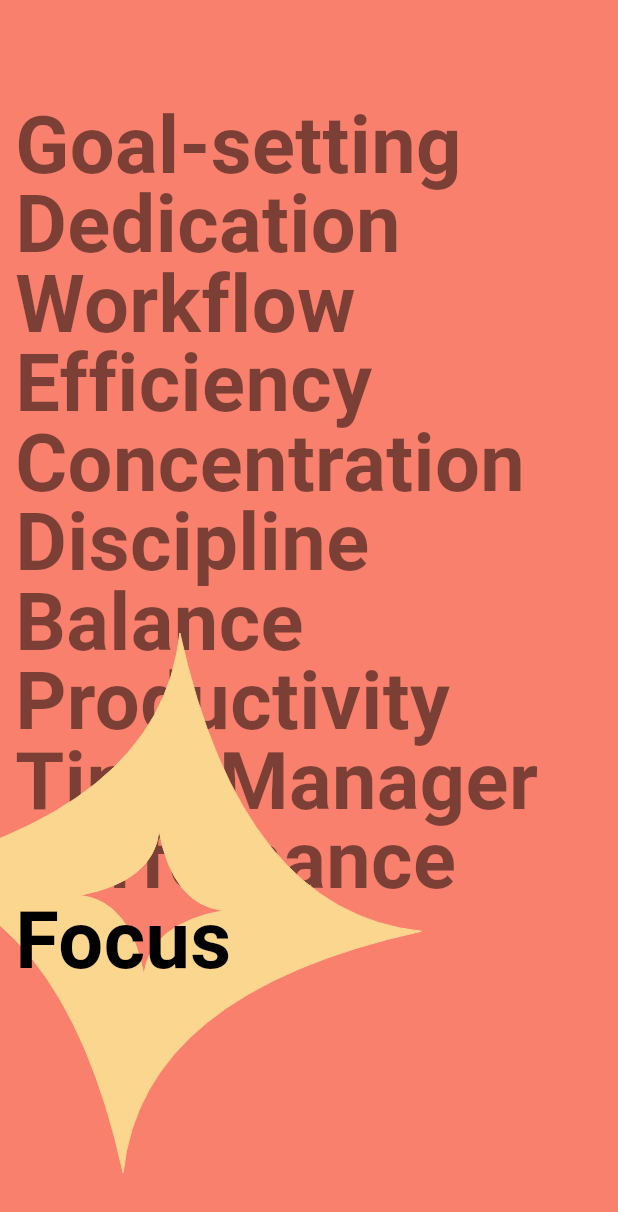
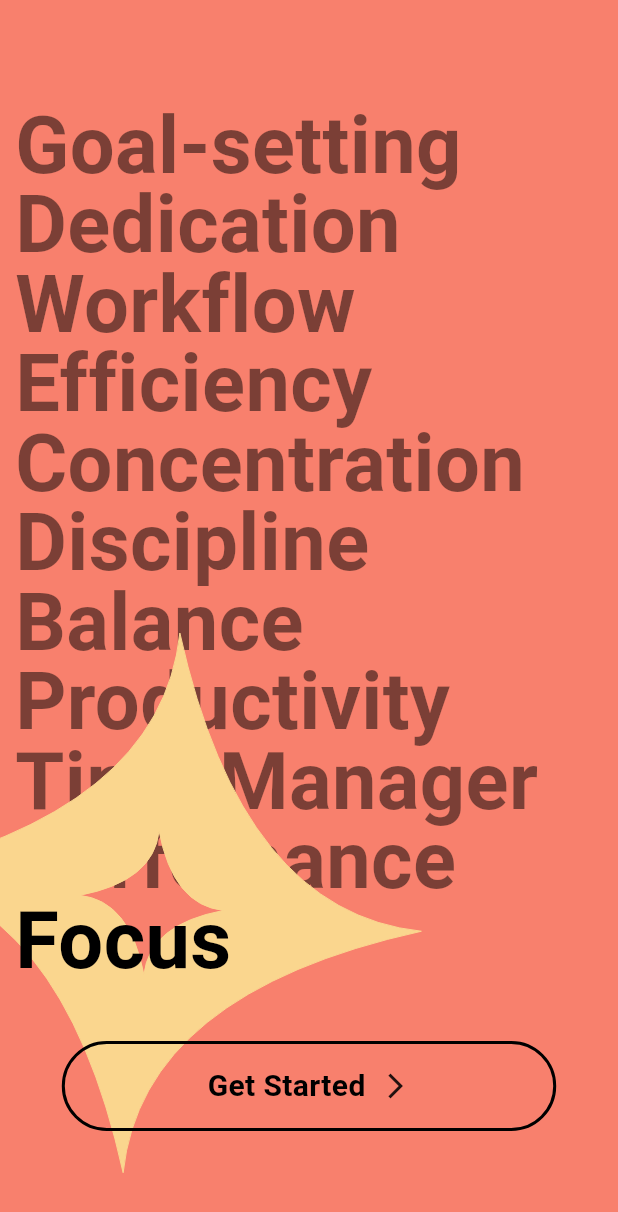
Before and after one commit to majid516/Tip-Calculator, a Flutter app: the screen it shows after launch, on a phone screen of 412 x 824 dp. Shown: the top 1212 px of the screen. Run offline on Flutter 3.47's test engine with Material 3 defaults, Android fonts, the phone set to English and light mode, and no system bars.

```diff
--- a/lib/features/landing/view/screen/landing_screen.dart
+++ b/lib/features/landing/view/screen/landing_screen.dart
@@ -213,7 +213,7 @@ class LandingScreenBodyComponents extends StatelessWidget {
           ),
           AnimationWidget(positionController: _positionController, rotationController: _rotationController, textController: _textController, painterController: _painterController, currentTextIndex: currentTextIndex, painterAnimation: _painterAnimation, rotationAnimation: _rotationAnimation, textLines: textLines, topPadding: topPadding, textHeight: textHeight, leftPadding: leftPadding),
           // Time-manager text and button at the bottom
-     //     CustomGetStartedButton(stopAnimation: stopAnimation,),
+         CustomGetStartedButton(stopAnimation: stopAnimation,),
         ],
       ),
     );
--- a/lib/main.dart
+++ b/lib/main.dart
@@ -4,14 +4,18 @@ import 'package:tip_calculator/core/constants/screen_size/screen_size.dart';
 import 'package:tip_calculator/features/landing/view/screen/landing_screen.dart';
 
 void main() {
-  runApp(MyApp());
+  runApp(TipCalculatorApp());
 }
 
-class MyApp extends StatelessWidget {
+class TipCalculatorApp extends StatelessWidget {
+  const TipCalculatorApp({super.key});
+
   @override
   Widget build(BuildContext context) {
+
     ScreenSize.initialize(context);
     return MaterialApp(
+      debugShowCheckedModeBanner: false,
       home: LandingScreen(),
     );
   }
```
